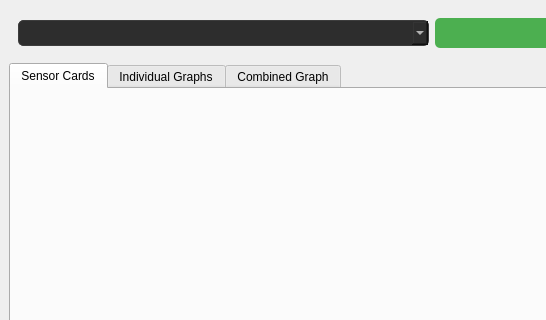
IdeaQru/guiqtc-, file mainwindow.ui: the form before one commit; both pictures show x 0 to 546 and y 0 to 320 of the 1280 by 720 pixel window.
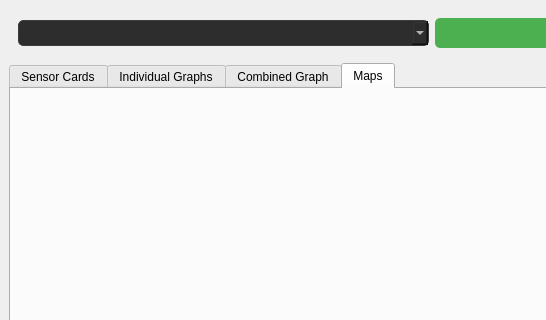
The form after the commit.

```diff
--- a/mainwindow.ui
+++ b/mainwindow.ui
@@ -65,7 +65,7 @@
     <item>
      <widget class="QTabWidget" name="mainTabWidget">
       <property name="currentIndex">
-       <number>0</number>
+       <number>3</number>
       </property>
       <widget class="QWidget" name="tabSensorCards">
        <attribute name="title">
@@ -85,6 +85,12 @@
        </attribute>
        <layout class="QVBoxLayout" name="verticalLayout_9"/>
       </widget>
+      <widget class="QWidget" name="tabMaps">
+       <attribute name="title">
+        <string>Maps</string>
+       </attribute>
+       <layout class="QVBoxLayout" name="verticalLayout_10"/>
+      </widget>
      </widget>
     </item>
    </layout>
```
